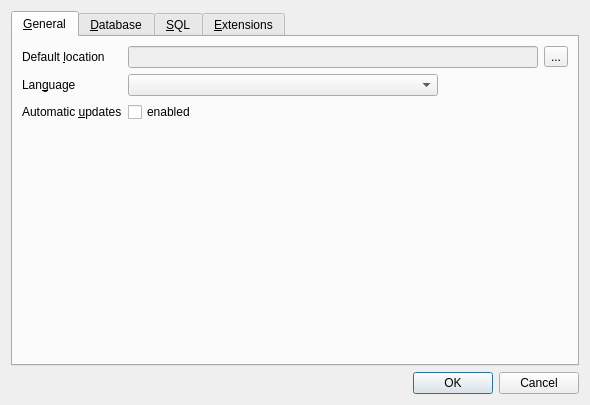
Before: the Qt Designer form src/PreferencesDialog.ui in sqlitebrowser/sqlitebrowser, drawn with Qt 5.
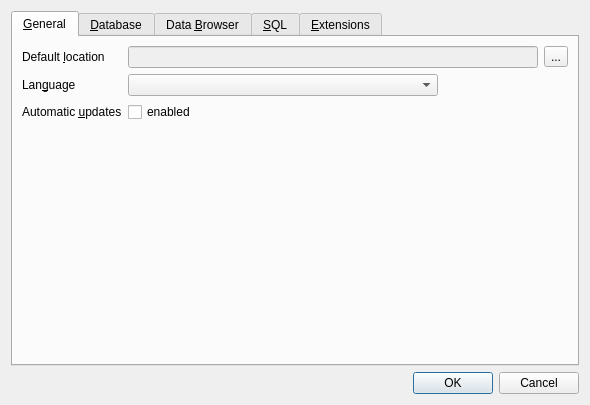
After: the same form once the commit is applied. Icons and pictures are not drawn.

Commit message: preferencesdialog: Add new "Data Browser" tab

Patch:
```diff
--- a/src/PreferencesDialog.ui
+++ b/src/PreferencesDialog.ui
@@ -224,6 +224,11 @@
        </item>
       </layout>
      </widget>
+     <widget class="QWidget" name="tab_5">
+      <attribute name="title">
+       <string>Data &amp;Browser</string>
+      </attribute>
+     </widget>
      <widget class="QWidget" name="tab_2">
       <attribute name="title">
        <string>&amp;SQL</string>
```
